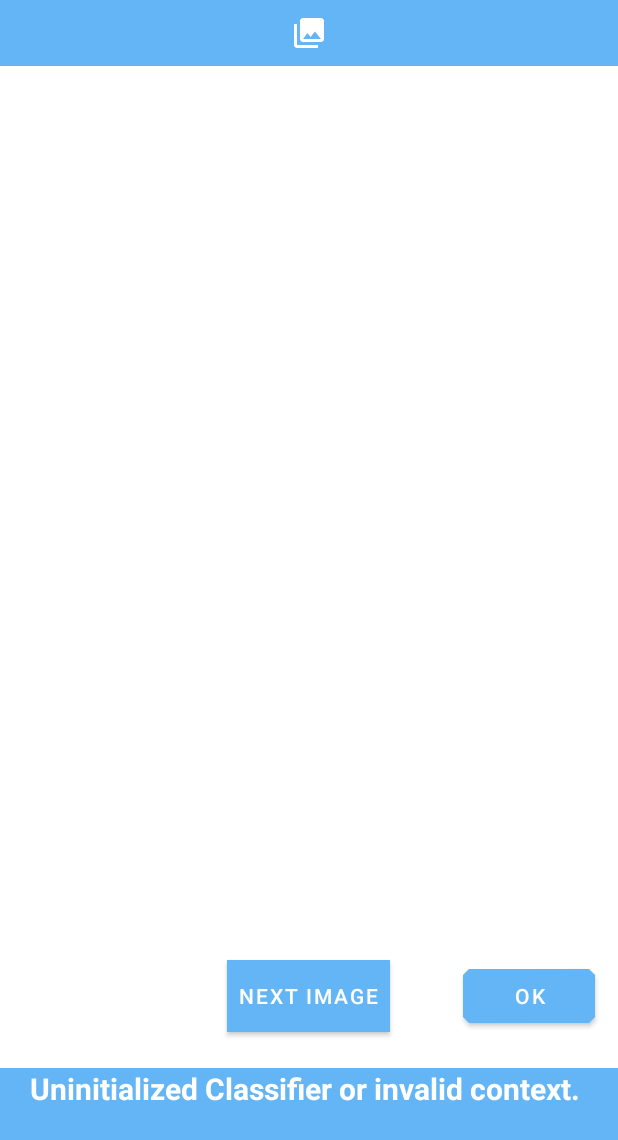
After one commit to abdulmuhg/PasarIkan, an Android app: the StillImageActivity screen opened directly, with no data from a screen before it, on a phone screen of 412 x 824 dp. The commit adds this screen. Shown: the top 1140 px of the screen. Run offline under Robolectric (Android 15) with nearby library versions, the light colour scheme and no system bars; libraries missing offline, so code that uses them is left out: com.google.firebase.ml; 1 statement that could not run was skipped.

Commit message:
success labelled images

```diff
--- a/app/build.gradle
+++ b/app/build.gradle
@@ -22,6 +22,10 @@ android {
             proguardFiles getDefaultProguardFile('proguard-android-optimize.txt'), 'proguard-rules.pro'
         }
     }
+
+    aaptOptions {
+        noCompress "tflite"
+    }
 }
 
 dependencies {
@@ -38,5 +42,7 @@ dependencies {
     androidTestImplementation 'androidx.test.espresso:espresso-core:3.2.0'
 
     implementation 'com.google.firebase:firebase-analytics:17.4.4'
+    implementation 'com.google.firebase:firebase-ml-vision:24.0.3'
+    implementation 'com.google.firebase:firebase-ml-vision-automl:18.0.5'
 
 }
--- /dev/null
+++ b/app/src/main/assets/automl/dict.txt
@@ -0,0 +1,4 @@
+salmon
+tuna
+sarden
+kakap
--- /dev/null
+++ b/app/src/main/java/id/co/personal/pasarikan/activity/BaseActivity.kt
@@ -0,0 +1,84 @@
+/**
+ * Copyright 2019 Google LLC
+ *
+ * Licensed under the Apache License, Version 2.0 (the "License");
+ * you may not use this file except in compliance with the License.
+ * You may obtain a copy of the License at
+ *
+ * https://www.apache.org/licenses/LICENSE-2.0
+ *
+ * Unless required by applicable law or agreed to in writing, software
+ * distributed under the License is distributed on an "AS IS" BASIS,
+ * WITHOUT WARRANTIES OR CONDITIONS OF ANY KIND, either express or implied.
+ * See the License for the specific language governing permissions and
+ * limitations under the License.
+ */
+package id.co.personal.pasarikan.activity
+
+
+import android.content.pm.PackageManager
+import androidx.appcompat.app.AppCompatActivity
+import android.os.Bundle
+import android.util.Log
+import androidx.core.app.ActivityCompat
+import androidx.core.content.ContextCompat
+
+/** Base activity that requests all needed permission at launch */
+abstract class BaseActivity : AppCompatActivity(),
+    ActivityCompat.OnRequestPermissionsResultCallback {
+
+    private val requiredPermissions: Array<String> by lazy {
+        try {
+            this.packageManager.getPackageInfo(
+                this.packageName,
+                PackageManager.GET_PERMISSIONS
+            ).requestedPermissions ?: arrayOf()
+        } catch (e: PackageManager.NameNotFoundException) {
+            arrayOf<String>()
+        }
+    }
+
+    private fun allPermissionsGranted() = requiredPermissions.none { !isPermissionGranted(it) }
+
+    private fun requestRuntimePermissions() {
+        val allNeededPermissions = requiredPermissions.filter { !isPermissionGranted(it) }
+
+        if (allNeededPermissions.isNotEmpty()) {
+            ActivityCompat.requestPermissions(
+                this,
+                allNeededPermissions.toTypedArray(),
+                PERMISSION_REQUESTS
+            )
+        }
+    }
+
+    private fun isPermissionGranted(permission: String): Boolean {
+        when (ContextCompat.checkSelfPermission(this, permission)) {
+            PackageManager.PERMISSION_GRANTED -> {
+                Log.i(TAG, "Permission granted: $permission")
+                return true
+            }
+            else -> {
+                Log.i(TAG, "Permission NOT granted: $permission")
+                return false
+            }
+        }
+    }
+
+    override fun onCreate(savedInstanceState: Bundle?) {
+        super.onCreate(savedInstanceState)
+
+        if (!allPermissionsGranted()) {
+            requestRuntimePermissions()
+        }
+    }
+
+    companion object {
+
+        /** Tag for the [Log].  */
+        private const val TAG = "BaseActivity"
+
+        private const val PERMISSION_REQUESTS = 1
+
+    }
+}
--- a/app/src/main/java/id/co/personal/pasarikan/activity/HomeActivity.kt
+++ b/app/src/main/java/id/co/personal/pasarikan/activity/HomeActivity.kt
@@ -4,7 +4,7 @@ import android.content.Intent
 import androidx.appcompat.app.AppCompatActivity
 import android.os.Bundle
 import androidx.recyclerview.widget.LinearLayoutManager
-import id.co.personal.pasarikan.Model.Fish
+import id.co.personal.pasarikan.model.Fish
 import id.co.personal.pasarikan.R
 import id.co.personal.pasarikan.adapter.FishItemAdapter
 import kotlinx.android.synthetic.main.activity_home.*
@@ -36,5 +36,8 @@ class HomeActivity : AppCompatActivity(){
         btn_about.setOnClickListener {
             startActivity(Intent(this, AboutActivity::class.java))
         }
+        floatingActionButton.setOnClickListener {
+            startActivity(Intent(this, StillImageActivity::class.java))
+        }
     }
 }
--- /dev/null
+++ b/app/src/main/java/id/co/personal/pasarikan/activity/StillImageActivity.kt
@@ -0,0 +1,214 @@
+/**
+ * Copyright 2019 Google LLC
+ *
+ * Licensed under the Apache License, Version 2.0 (the "License");
+ * you may not use this file except in compliance with the License.
+ * You may obtain a copy of the License at
+ *
+ * https://www.apache.org/licenses/LICENSE-2.0
+ *
+ * Unless required by applicable law or agreed to in writing, software
+ * distributed under the License is distributed on an "AS IS" BASIS,
+ * WITHOUT WARRANTIES OR CONDITIONS OF ANY KIND, either express or implied.
+ * See the License for the specific language governing permissions and
+ * limitations under the License.
+ */
+package id.co.personal.pasarikan.activity
+
+import android.annotation.SuppressLint
+import android.app.Activity
+import android.content.Intent
+import android.graphics.Bitmap
+import android.graphics.BitmapFactory
+import android.net.Uri
+import android.os.Bundle
+import android.provider.MediaStore
+import android.util.Log
+import android.widget.Button
+import android.widget.ImageButton
+import android.widget.ImageView
+import android.widget.TextView
+import androidx.appcompat.app.AppCompatActivity
+import androidx.core.content.FileProvider
+import com.google.firebase.ml.common.FirebaseMLException
+import com.google.firebase.ml.vision.common.FirebaseVisionImage
+import id.co.personal.pasarikan.R
+import id.co.personal.pasarikan.classifier.ImageClassifier
+import java.io.File
+import java.io.IOException
+import java.text.SimpleDateFormat
+import java.util.Date
+
+class StillImageActivity : BaseActivity() {
+
+    private var currentPhotoFile: File? = null
+    private var imagePreview: ImageView? = null
+    private var textView: TextView? = null
+
+    private var classifier: ImageClassifier? = null
+    private var currentImageIndex = 0
+    private var bundledImageList: Array<String>? = null
+
+    override fun onCreate(savedInstanceState: Bundle?) {
+        super.onCreate(savedInstanceState)
+
+        setContentView(R.layout.activity_still_image)
+        imagePreview = findViewById(R.id.image_preview)
+        textView = findViewById(R.id.result_text)
+        findViewById<ImageButton>(R.id.photo_camera_button)?.setOnClickListener { takePhoto() }
+        findViewById<ImageButton>(R.id.photo_library_button)?.setOnClickListener { chooseFromLibrary() }
+        findViewById<Button>(R.id.next_image_button)?.setOnClickListener { clickNextImage() }
+        findViewById<Button>(R.id.dummyButton)?.setOnClickListener {
+            val intent = Intent(this, HomeActivity::class.java)
+            startActivity(intent)
+        }
+
+        // Get list of bundled images.
+        bundledImageList = resources.getStringArray(R.array.image_name_array)
+
+        // Setup image classifier.
+        try {
+            classifier = ImageClassifier(this)
+        } catch (e: FirebaseMLException) {
+            textView?.text = getString(R.string.fail_to_initialize_img_classifier)
+        }
+
+        // Classify the first image in the bundled list.
+        classifyBundledImage(currentImageIndex)
+    }
+
+    override fun onDestroy() {
+        classifier?.close()
+        super.onDestroy()
+    }
+
+    /** Create a file to pass to camera app */
+    @SuppressLint("SimpleDateFormat")
+    @Throws(IOException::class)
+    private fun createImageFile(): File {
+        // Create an image file name
+        val timeStamp: String = SimpleDateFormat("yyyyMMdd_HHmmss").format(Date())
+        val storageDir = cacheDir
+        return createTempFile(
+            "JPEG_${timeStamp}_", /* prefix */
+            ".jpg", /* suffix */
+            storageDir /* directory */
+        ).apply {
+            // Save a file: path for use with ACTION_VIEW intents.
+            currentPhotoFile = this
+        }
+    }
+
+    @SuppressLint("MissingSuperCall")
+    override fun onActivityResult(requestCode: Int, resultCode: Int, data: Intent?) {
+        if (resultCode != Activity.RESULT_OK) return
+
+        when (requestCode) {
+            // Make use of FirebaseVisionImage.fromFilePath to take into account
+            // Exif Orientation of the image files.
+            REQUEST_IMAGE_CAPTURE -> {
+                FirebaseVisionImage.fromFilePath(this, Uri.fromFile(currentPhotoFile)).also {
+                    classifyImage(it.bitmap)
+                }
+            }
+            REQUEST_PHOTO_LIBRARY -> {
+                val selectedImageUri = data?.data ?: return
+                FirebaseVisionImage.fromFilePath(this, selectedImageUri).also {
+                    classifyImage(it.bitmap)
+                }
+            }
+        }
+    }
+
+    /** Run image classification on the given [Bitmap] */
+    private fun classifyImage(bitmap: Bitmap) {
+        if (classifier == null) {
+            textView?.text = getString(R.string.uninitialized_img_classifier_or_invalid_context)
+            return
+        }
+
+        // Show image on screen.
+        imagePreview?.setImageBitmap(bitmap)
+
+        // Classify image.
+        classifier?.classifyFrame(bitmap)?.
+            addOnCompleteListener { task ->
+                if (task.isSuccessful) {
+                    textView?.text = task.result
+                } else {
+                    val e = task.exception
+                    Log.e(TAG, "Error classifying frame", e)
+                    textView?.text = e?.message
+                }
+            }
+    }
+
+    private fun chooseFromLibrary() {
+        val intent = Intent(Intent.ACTION_PICK)
+        intent.type = "image/*"
+
+        // Only accept JPEG or PNG format.
+        val mimeTypes = arrayOf("image/jpeg", "image/png")
+        intent.putExtra(Intent.EXTRA_MIME_TYPES, mimeTypes)
+
+        startActivityForResult(intent, REQUEST_PHOTO_LIBRARY)
+    }
+
+    private fun takePhoto() {
+        Intent(MediaStore.ACTION_IMAGE_CAPTURE).also { takePictureIntent ->
+            // Ensure that there's a camera activity to handle the intent.
+            takePictureIntent.resolveActivity(packageManager)?.also {
+                // Create the File where the photo should go.
+                val photoFile: File? = try {
+                    createImageFile()
+                } catch (e: IOException) {
+                    // Error occurred while creating the File.
+                    Log.e(TAG, "Unable to save image to run classification.", e)
+                    null
+                }
+                // Continue only if the File was successfully created.
+                photoFile?.also {
+                    val photoURI: Uri = FileProvider.getUriForFile(
+                        this,
+                        "com.google.firebase.codelab.mlkit.automl.fileprovider",
+                        it
+                    )
+                    takePictureIntent.putExtra(MediaStore.EXTRA_OUTPUT, photoURI)
+                    startActivityForResult(takePictureIntent, REQUEST_IMAGE_CAPTURE)
+                }
+            }
+        }
+    }
+
+    private fun clickNextImage() {
+        val imageList = bundledImageList
+        if (imageList.isNullOrEmpty()) { return }
+
+        currentImageIndex = (currentImageIndex + 1) % imageList.size
+        classifyBundledImage(currentImageIndex)
+    }
+
+    private fun classifyBundledImage(index: Int) {
+        val imageList = bundledImageList
+        if (imageList.isNullOrEmpty()) { return }
+
+        val imageName = imageList[index]
+        val drawableId = resources.getIdentifier(imageName, "drawable", packageName)
+        val bitmap = BitmapFactory.decodeResource(resources, drawableId)
+
+        classifyImage(bitmap)
+    }
+
+    companion object {
+
+        /** Tag for the [Log].  */
+        private const val TAG = "StillImageActivity"
+
+        /** Request code for starting photo capture activity  */
+        private const val REQUEST_IMAGE_CAPTURE = 1
+
+        /** Request code for starting photo library activity  */
+        private const val REQUEST_PHOTO_LIBRARY = 2
+
+    }
+}
--- a/app/src/main/java/id/co/personal/pasarikan/adapter/FishItemAdapter.kt
+++ b/app/src/main/java/id/co/personal/pasarikan/adapter/FishItemAdapter.kt
@@ -11,9 +11,7 @@ import android.widget.RatingBar
 import android.widget.TextView
 import androidx.recyclerview.widget.RecyclerView
 import com.bumptech.glide.Glide
-import com.bumptech.glide.request.RequestOptions
-import id.co.personal.pasarikan.Model.Fish
-import id.co.personal.pasarikan.activity.HomeActivity
+import id.co.personal.pasarikan.model.Fish
 import id.co.personal.pasarikan.R
 import id.co.personal.pasarikan.activity.ItemDetailActivity
 
--- a/app/src/main/java/id/co/personal/pasarikan/Model/DataClass.kt
+++ b/app/src/main/java/id/co/personal/pasarikan/model/DataClass.kt
@@ -1,4 +1,4 @@
-package id.co.personal.pasarikan.Model
+package id.co.personal.pasarikan.model
 
 import id.co.personal.pasarikan.R
 import java.util.ArrayList
--- /dev/null
+++ b/app/src/main/res/drawable/ic_photo_library.xml
@@ -0,0 +1,10 @@
+<vector xmlns:android="http://schemas.android.com/apk/res/android"
+    android:width="24dp"
+    android:height="24dp"
+    android:tint="@android:color/white"
+    android:viewportWidth="24.0"
+    android:viewportHeight="24.0">
+    <path
+        android:fillColor="#FF000000"
+        android:pathData="M22,16L22,4c0,-1.1 -0.9,-2 -2,-2L8,2c-1.1,0 -2,0.9 -2,2v12c0,1.1 0.9,2 2,2h12c1.1,0 2,-0.9 2,-2zM11,12l2.03,2.71L16,11l4,5L8,16l3,-4zM2,6v14c0,1.1 0.9,2 2,2h14v-2L4,20L4,6L2,6z" />
+</vector>
--- /dev/null
+++ b/app/src/main/res/drawable/ic_round_add_24.xml
@@ -0,0 +1,5 @@
+<vector android:height="24dp" android:tint="#FFFFFF"
+    android:viewportHeight="24" android:viewportWidth="24"
+    android:width="24dp" xmlns:android="http://schemas.android.com/apk/res/android">
+    <path android:fillColor="@android:color/white" android:pathData="M18,13h-5v5c0,0.55 -0.45,1 -1,1s-1,-0.45 -1,-1v-5H6c-0.55,0 -1,-0.45 -1,-1s0.45,-1 1,-1h5V6c0,-0.55 0.45,-1 1,-1s1,0.45 1,1v5h5c0.55,0 1,0.45 1,1s-0.45,1 -1,1z"/>
+</vector>
--- /dev/null
+++ b/app/src/main/res/layout/activity_still_image.xml
@@ -0,0 +1,82 @@
+<?xml version="1.0" encoding="utf-8"?>
+<RelativeLayout xmlns:android="http://schemas.android.com/apk/res/android"
+    xmlns:tools="http://schemas.android.com/tools"
+    android:layout_width="match_parent"
+    tools:ignore="ContentDescription"
+    android:layout_height="match_parent">
+
+    <LinearLayout
+        android:id="@+id/header"
+        android:layout_width="match_parent"
+        android:layout_height="wrap_content"
+        android:layout_alignParentTop="true"
+        android:background="@color/primaryColor"
+        android:gravity="center_horizontal"
+        android:orientation="horizontal">
+
+        <ImageButton
+            android:id="@+id/photo_library_button"
+            android:layout_width="wrap_content"
+            android:layout_height="wrap_content"
+            android:layout_margin="10dp"
+            android:background="@drawable/ic_photo_library" />
+
+        <ImageButton
+            android:id="@+id/photo_camera_button"
+            android:layout_width="wrap_content"
+            android:layout_height="wrap_content"
+            android:layout_margin="10dp"
+            android:background="@android:drawable/ic_menu_camera"
+            android:visibility="gone" />
+
+    </LinearLayout>
+
+    <ImageView
+        android:id="@+id/image_preview"
+        android:layout_width="match_parent"
+        android:layout_height="match_parent"
+        android:layout_above="@id/next_image_button"
+        android:layout_below="@id/header" />
+
+    <Button
+        android:id="@+id/dummyButton"
+        android:layout_width="wrap_content"
+        android:layout_height="wrap_content"
+        android:layout_above="@id/footer"
+        android:layout_alignParentEnd="true"
+        android:layout_marginEnd="15dp"
+        android:layout_marginBottom="24dp"
+        android:text="@android:string/ok"
+        android:visibility="visible" />
+
+    <Button
+        android:id="@+id/next_image_button"
+        android:layout_width="wrap_content"
+        android:layout_height="wrap_content"
+        android:layout_above="@id/footer"
+        android:layout_centerHorizontal="true"
+        android:layout_marginBottom="24dp"
+        android:background="@color/accentColor"
+        android:padding="8dp"
+        android:text="@string/next_image"/>
+
+    <FrameLayout
+        android:id="@+id/footer"
+        android:layout_width="match_parent"
+        android:layout_height="@dimen/result_footer_height"
+        android:layout_alignParentBottom="true"
+        android:background="@color/primaryColor">
+
+        <TextView
+            android:id="@+id/result_text"
+            android:layout_width="wrap_content"
+            android:layout_height="wrap_content"
+            android:paddingStart="@dimen/result_text_padding"
+            android:paddingEnd="@dimen/result_text_padding"
+            android:textColor="#FFF"
+            android:textSize="@dimen/text_size"
+            android:textStyle="bold" />
+
+    </FrameLayout>
+
+</RelativeLayout>
--- /dev/null
+++ b/app/src/main/res/values/dimens.xml
@@ -0,0 +1,6 @@
+<?xml version="1.0" encoding="utf-8"?>
+<resources>
+    <dimen name="result_footer_height">112dp</dimen>
+    <dimen name="result_text_padding">20dp</dimen>
+    <dimen name="text_size">20sp</dimen>
+</resources>
--- a/app/src/main/res/values/strings.xml
+++ b/app/src/main/res/values/strings.xml
@@ -1,10 +1,19 @@
 <resources>
     <string name="app_name">PasarIkan</string>
     <string name="desc_image_item">Image Item</string>
+    <string name="next_image">Next Image</string>
     <string name="prompt_user_profile_icon">User Profile Icon</string>
     <string name="prompt_about">About</string>
     <string name="prompt_profile_image">Profile Image</string>
     <string name="about_description">Hi, My name is Abdul Mughni Al Fikri. I\'m an kinda new at android development. This is my first project using Android Studio, So please help me grow and rate my first app. Thank you :)</string>
     <string name="title_item_details">Item Details</string>
     <string name="item_image">Item Image</string>
+    <string name="fail_to_initialize_img_classifier">Failed to initialize an image classifier.</string>
+    <string name="uninitialized_img_classifier_or_invalid_context">Uninitialized Classifier or invalid context.</string>
+    <string-array name="image_name_array">
+        <item>ikan_tuna</item>
+        <item>ikan_salmon</item>
+        <item>ikan_kakap</item>
+        <item>ikan_sarden</item>
+    </string-array>
 </resources>
```
Also changed, not shown: app/src/main/AndroidManifest.xml (+16 -0 lines), app/src/main/java/id/co/personal/pasarikan/activity/MainActivity.kt (added, +14 -0 lines), app/src/main/java/id/co/personal/pasarikan/classifier/ImageClassifier.kt (added, +205 -0 lines), app/src/main/res/layout/activity_home.xml (+25 -6 lines), app/src/main/assets/automl/manifest.json (added), app/src/main/res/drawable/ikan_salmon.jpg (added), app/src/main/res/drawable/ikan_sarden.jpg (added), 1 other file.
